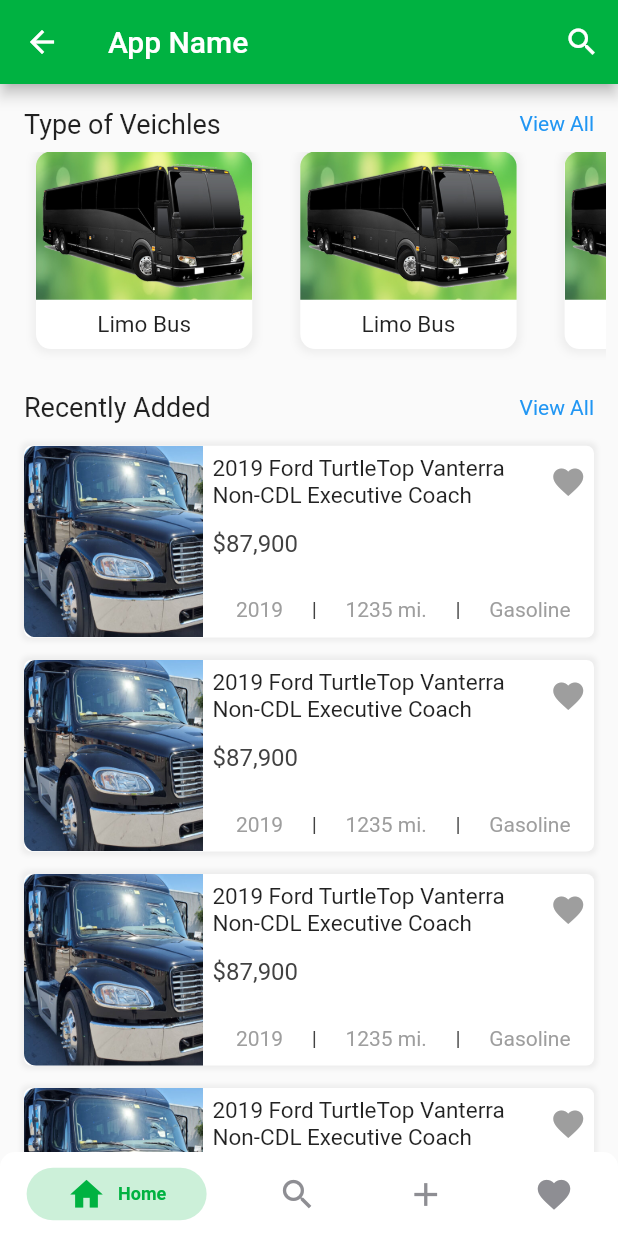
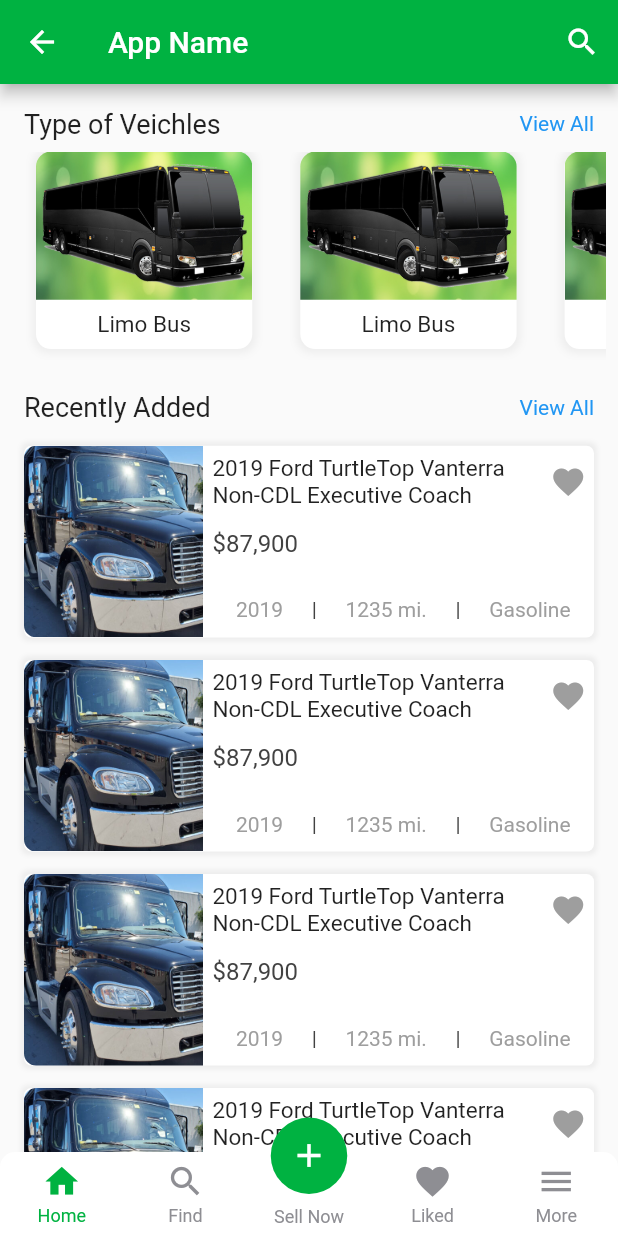
Before and after one commit to kdokhanx98/veichles_store, a Flutter app: the MainScreen screen opened by its route, on a phone screen of 412 x 824 dp. Run offline on Flutter 3.47's test engine with Material 2 defaults, Android fonts, the phone set to English and light mode, and no system bars; drawn by our look-alikes of persistent_bottom_nav_bar; our stand-ins replace flutter_login.

Commit message:
adding screens

```diff
--- a/lib/main.dart
+++ b/lib/main.dart
@@ -5,6 +5,7 @@
 import 'package:motor_bike_new/screens/main_screen.dart';
 import 'package:motor_bike_new/screens/search_screen.dart';
 import 'package:motor_bike_new/screens/sell_now_screen.dart';
+import 'package:motor_bike_new/screens/side_menu_screen.dart';
 
 void main() {
   runApp(MyApp());
@@ -27,6 +28,7 @@
         FavouriteScreen.routeName: (context) => FavouriteScreen(),
         SearchScreen.routeName: (context) => SearchScreen(),
         SellScreen.routeName: (context) => SellScreen(),
+        SideMenuScreen.routeName: (context) => SideMenuScreen(),
       },
     );
   }
--- a/lib/screens/home_screen.dart
+++ b/lib/screens/home_screen.dart
@@ -134,7 +134,7 @@
                       itemCount: 8,
                       physics: NeverScrollableScrollPhysics(),
                       itemBuilder: (BuildContext context, int index) {
-                        return VeichleRecentlyItem();
+                        return VeichleRecentlyItem(false);
                       }),
                 ),
               ),
--- a/lib/screens/login_screen.dart
+++ b/lib/screens/login_screen.dart
@@ -2,7 +2,6 @@
 
 import 'package:flutter/material.dart';
 import 'package:flutter_login/flutter_login.dart';
-import 'package:motor_bike_new/screens/home_screen.dart';
 import 'package:motor_bike_new/screens/main_screen.dart';
 
 class LoginScreen extends StatelessWidget {
--- a/lib/screens/main_screen.dart
+++ b/lib/screens/main_screen.dart
@@ -4,6 +4,7 @@
 import 'package:motor_bike_new/screens/home_screen.dart';
 import 'package:motor_bike_new/screens/search_screen.dart';
 import 'package:motor_bike_new/screens/sell_now_screen.dart';
+import 'package:motor_bike_new/screens/side_menu_screen.dart';
 import 'package:persistent_bottom_nav_bar/persistent-tab-view.dart';
 import 'dart:io' show Platform;
 
@@ -18,7 +19,6 @@
   final bool isAndroid = Platform.isAndroid;
   PersistentTabController _controller =
       PersistentTabController(initialIndex: 0);
-  bool _hideNavBar = false;
 
   @override
   Widget build(BuildContext context) {
@@ -53,7 +53,7 @@
         duration: Duration(milliseconds: 200),
       ),
       navBarStyle:
-          NavBarStyle.style1, // Choose the nav bar style with this property.
+          NavBarStyle.style15, // Choose the nav bar style with this property.
     );
   }
 
@@ -63,6 +63,7 @@
       SearchScreen(),
       SellScreen(),
       FavouriteScreen(),
+      SideMenuScreen(),
     ];
   }
 
@@ -81,7 +82,10 @@
         inactiveColorPrimary: CupertinoColors.systemGrey,
       ),
       PersistentBottomNavBarItem(
-        icon: Icon(isAndroid ? Icons.add : CupertinoIcons.add),
+        icon: Icon(
+          isAndroid ? Icons.add : CupertinoIcons.add,
+          color: Colors.white,
+        ),
         title: ("Sell Now"),
         activeColorPrimary: Color(0xff00B241),
         inactiveColorPrimary: CupertinoColors.systemGrey,
@@ -89,7 +93,13 @@
       PersistentBottomNavBarItem(
         icon: Icon(
             isAndroid ? Icons.favorite : CupertinoIcons.square_favorites_alt),
-        title: ("Favourite"),
+        title: ("Liked"),
+        activeColorPrimary: Color(0xff00B241),
+        inactiveColorPrimary: CupertinoColors.systemGrey,
+      ),
+      PersistentBottomNavBarItem(
+        icon: Icon(Icons.menu),
+        title: ("More"),
         activeColorPrimary: Color(0xff00B241),
         inactiveColorPrimary: CupertinoColors.systemGrey,
       ),
--- a/lib/screens/sell_now_screen.dart
+++ b/lib/screens/sell_now_screen.dart
@@ -6,6 +6,10 @@
   @override
   Widget build(BuildContext context) {
     return Scaffold(
+      appBar: AppBar(
+        backgroundColor: Color(0xff00B241),
+        title: Text("Add Vehicle"),
+      ),
       body: Center(child: Text("Sell Now Screen")),
     );
   }
--- a/lib/widgets/veichle_recently_item.dart
+++ b/lib/widgets/veichle_recently_item.dart
@@ -1,6 +1,10 @@
 import 'package:flutter/material.dart';
 
 class VeichleRecentlyItem extends StatelessWidget {
+  final bool isLiked;
+
+  const VeichleRecentlyItem(this.isLiked);
+
   @override
   Widget build(BuildContext context) {
     final width = MediaQuery.of(context).size.width;
```
Also changed, not shown: lib/screens/side_menu_screen.dart (added, +13 -0 lines), 1 other file.
